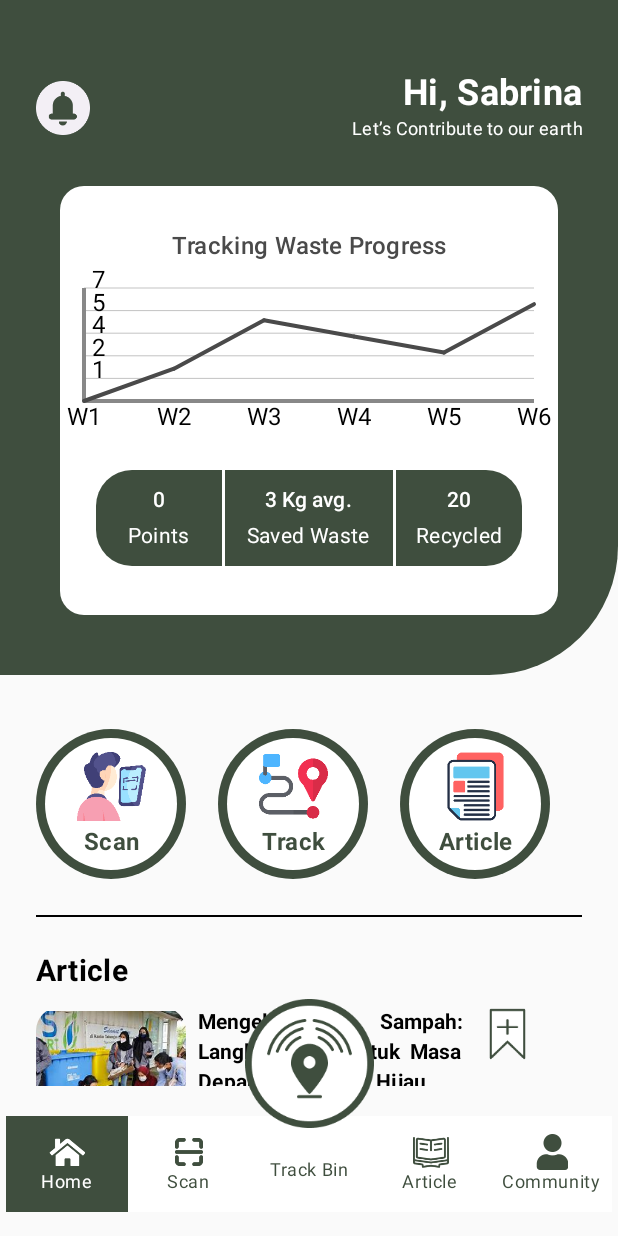
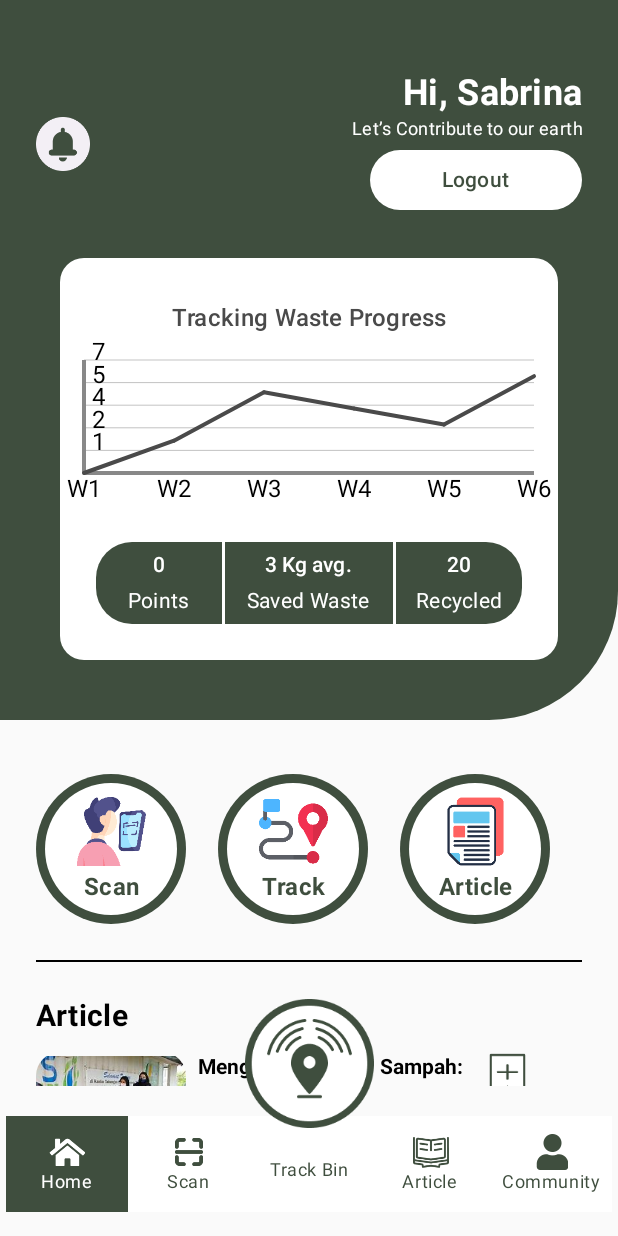
Before and after one commit to mayunngrh/BrainyBunch, an Android app built with Jetpack Compose: the HomeScreen screen opened through its navigation route, on a phone screen of 412 x 824 dp. Run offline under Robolectric (Android 15) with nearby library versions, the light colour scheme and no system bars; our stand-ins replace Dagger/Hilt's generated code.

Commit message:
finishing splash logic

```diff
--- a/app/build.gradle.kts
+++ b/app/build.gradle.kts
@@ -3,6 +3,7 @@ plugins {
     alias(libs.plugins.jetbrainsKotlinAndroid)
     id("com.google.dagger.hilt.android") version "2.50"
     id("kotlin-kapt")
+    id("com.google.gms.google-services")
 }
 
 android {
@@ -61,6 +62,7 @@ dependencies {
     implementation(libs.androidx.ui.graphics)
     implementation(libs.androidx.ui.tooling.preview)
     implementation(libs.androidx.material3)
+    implementation(libs.firebase.auth)
     testImplementation(libs.junit)
     androidTestImplementation(libs.androidx.junit)
     androidTestImplementation(libs.androidx.espresso.core)
@@ -85,4 +87,8 @@ dependencies {
     //Bottom Navigation
     implementation("androidx.navigation:navigation-compose:2.4.0-alpha10")
     implementation("androidx.compose.material:material:1.7.6")
+
+    //Datastore
+    implementation("androidx.datastore:datastore-preferences:1.0.0")
+    implementation("androidx.datastore:datastore-preferences-core:1.0.0")
 }
--- a/app/src/main/java/com/example/brainybunch/MainActivity.kt
+++ b/app/src/main/java/com/example/brainybunch/MainActivity.kt
@@ -51,6 +51,7 @@ import com.example.brainybunch.presentation.home.HomeScreen
 import com.example.brainybunch.presentation.login.LoginScreen
 import com.example.brainybunch.presentation.register.RegisterScreen
 import com.example.brainybunch.presentation.scan.ScanScreen
+import com.example.brainybunch.presentation.splash.SplashScreen
 import com.example.brainybunch.presentation.track_bin.TrackBinScreen
 import com.example.brainybunch.ui.theme.BrainyBunchTheme
 import dagger.hilt.android.AndroidEntryPoint
@@ -93,15 +94,21 @@ class MainActivity : ComponentActivity() {
 
                     Scaffold(containerColor = Color.Transparent,
                         bottomBar = {
+                            if(mainViewModel.showBottomBar.value){
                                 BottomNavBar()
+                            }
                         }
                     ) {
 
                         NavHost(
                             modifier = Modifier.padding(it),
                             navController = navController,
-                            startDestination = "home"
+                            startDestination = "splash"
                         ) {
+                            composable("splash") {
+                                SplashScreen(navController = navController)
+                            }
+
                             composable("home") {
                                 HomeScreen(navController = navController)
                             }
@@ -128,6 +135,7 @@ class MainActivity : ComponentActivity() {
                         }
                     }
 
+                    if(mainViewModel.showBottomBar.value){
                         Box(modifier = Modifier
                             .fillMaxSize()
                             .padding(bottom = 72.dp), contentAlignment = Alignment.BottomCenter){
@@ -135,7 +143,7 @@ class MainActivity : ComponentActivity() {
                                 navController.navigate("track_bin")
                             }, model = R.drawable.icon_track_bin, contentDescription = "")
                         }
-
+                    }
                 }
 
 
--- a/app/src/main/java/com/example/brainybunch/presentation/home/HomeScreen.kt
+++ b/app/src/main/java/com/example/brainybunch/presentation/home/HomeScreen.kt
@@ -16,6 +16,8 @@ import androidx.compose.foundation.rememberScrollState
 import androidx.compose.foundation.shape.CircleShape
 import androidx.compose.foundation.shape.RoundedCornerShape
 import androidx.compose.foundation.verticalScroll
+import androidx.compose.material3.Button
+import androidx.compose.material3.ButtonDefaults
 import androidx.compose.material3.Divider
 import androidx.compose.material3.MaterialTheme
 import androidx.compose.material3.Text
@@ -49,7 +51,7 @@ fun HomeScreen(
         Box(
             modifier = Modifier
                 .fillMaxWidth()
-                .height(450.dp)
+                .height(480.dp)
                 .clip(RoundedCornerShape(bottomEnd = 86.dp))
                 .background(Color(0xFF3F4E3E))
         ) {
@@ -97,6 +99,13 @@ fun HomeScreen(
                             fontSize = 12.sp,
                             color = Color.White
                         )
+
+                        Button(colors = ButtonDefaults.buttonColors(
+                            containerColor = Color.White,
+                            contentColor = Color(0xFF3F4E3E)
+                        ), onClick = { /*TODO*/ }) {
+                            Text(text = "Logout", modifier = Modifier.padding(horizontal = 24.dp))
+                        }
                     }
                 }
 
--- a/app/src/main/java/com/example/brainybunch/presentation/splash/SplashScreen.kt
+++ b/app/src/main/java/com/example/brainybunch/presentation/splash/SplashScreen.kt
@@ -4,18 +4,37 @@ import androidx.compose.foundation.background
 import androidx.compose.foundation.layout.Box
 import androidx.compose.foundation.layout.fillMaxSize
 import androidx.compose.runtime.Composable
+import androidx.compose.runtime.LaunchedEffect
+import androidx.compose.runtime.collectAsState
+import androidx.compose.runtime.getValue
 import androidx.compose.ui.Alignment
 import androidx.compose.ui.Modifier
 import androidx.compose.ui.graphics.Color
+import androidx.hilt.navigation.compose.hiltViewModel
 import androidx.navigation.NavController
 import coil.compose.AsyncImage
 import com.example.brainybunch.R
+import kotlinx.coroutines.delay
 
 @Composable
 fun SplashScreen(
     navController: NavController
 ) {
-    Box(modifier = Modifier.fillMaxSize().background(Color(0xFF3D3D3D)), contentAlignment = Alignment.Center) {
+    val viewModel = hiltViewModel<SplashViewModel>()
+    val isLogin by viewModel.isLogin.collectAsState()
+
+    LaunchedEffect(Unit) {
+        delay(4000)
+        if (isLogin){
+            navController.navigate("home")
+        } else{
+            navController.navigate("login")
+        }
+    }
+
+    Box(modifier = Modifier
+        .fillMaxSize()
+        .background(Color(0xFF3D3D3D)), contentAlignment = Alignment.Center) {
         AsyncImage(model = R.drawable.logo_only, contentDescription = "Logo Icon")
     }
 }
--- /dev/null
+++ b/app/src/main/java/com/example/brainybunch/presentation/splash/SplashViewModel.kt
@@ -0,0 +1,39 @@
+package com.example.brainybunch.presentation.splash
+
+import androidx.datastore.core.DataStore
+import androidx.datastore.preferences.core.Preferences
+import androidx.datastore.preferences.core.stringPreferencesKey
+import androidx.lifecycle.ViewModel
+import dagger.hilt.android.lifecycle.HiltViewModel
+import kotlinx.coroutines.flow.Flow
+import kotlinx.coroutines.flow.MutableStateFlow
+import kotlinx.coroutines.flow.StateFlow
+import kotlinx.coroutines.flow.map
+import javax.inject.Inject
+
+@HiltViewModel
+class SplashViewModel @Inject constructor(
+    private val dataStore: DataStore<Preferences>
+) : ViewModel() {
+
+    private val _isLogin = MutableStateFlow<Boolean>(false)
+    val isLogin: StateFlow<Boolean> = _isLogin
+
+    private val UID = stringPreferencesKey("UID")
+
+    init {
+        checkLogin()
+    }
+    fun checkLogin():Boolean{
+        var isLogin = false
+        dataStore.data.map {
+             if(it[UID]?.isNotEmpty() ==  true){
+                 isLogin = true
+             }
+        }
+        return isLogin
+    }
+
+
+
+}
--- a/build.gradle.kts
+++ b/build.gradle.kts
@@ -1,3 +1,8 @@
+buildscript {
+    dependencies {
+        classpath(libs.google.services)
+    }
+}
 // Top-level build file where you can add configuration options common to all sub-projects/modules.
 plugins {
     alias(libs.plugins.androidApplication) apply false
--- a/gradle/libs.versions.toml
+++ b/gradle/libs.versions.toml
@@ -8,6 +8,8 @@ espressoCore = "3.6.1"
 lifecycleRuntimeKtx = "2.8.7"
 activityCompose = "1.9.3"
 composeBom = "2023.08.00"
+googleServices = "4.4.2"
+firebaseAuth = "23.1.0"
 
 [libraries]
 androidx-core-ktx = { group = "androidx.core", name = "core-ktx", version.ref = "coreKtx" }
@@ -24,6 +26,8 @@ androidx-ui-tooling-preview = { group = "androidx.compose.ui", name = "ui-toolin
 androidx-ui-test-manifest = { group = "androidx.compose.ui", name = "ui-test-manifest" }
 androidx-ui-test-junit4 = { group = "androidx.compose.ui", name = "ui-test-junit4" }
 androidx-material3 = { group = "androidx.compose.material3", name = "material3" }
+google-services = { group = "com.google.gms", name = "google-services", version.ref = "googleServices" }
+firebase-auth = { group = "com.google.firebase", name = "firebase-auth", version.ref = "firebaseAuth" }
 
 [plugins]
 androidApplication = { id = "com.android.application", version.ref = "agp" }
```
Also changed, not shown: app/src/main/java/com/example/brainybunch/di/MainModule.kt (+22 -0 lines), 1 other file. Lines whose indentation alone changed are shown as unchanged.
